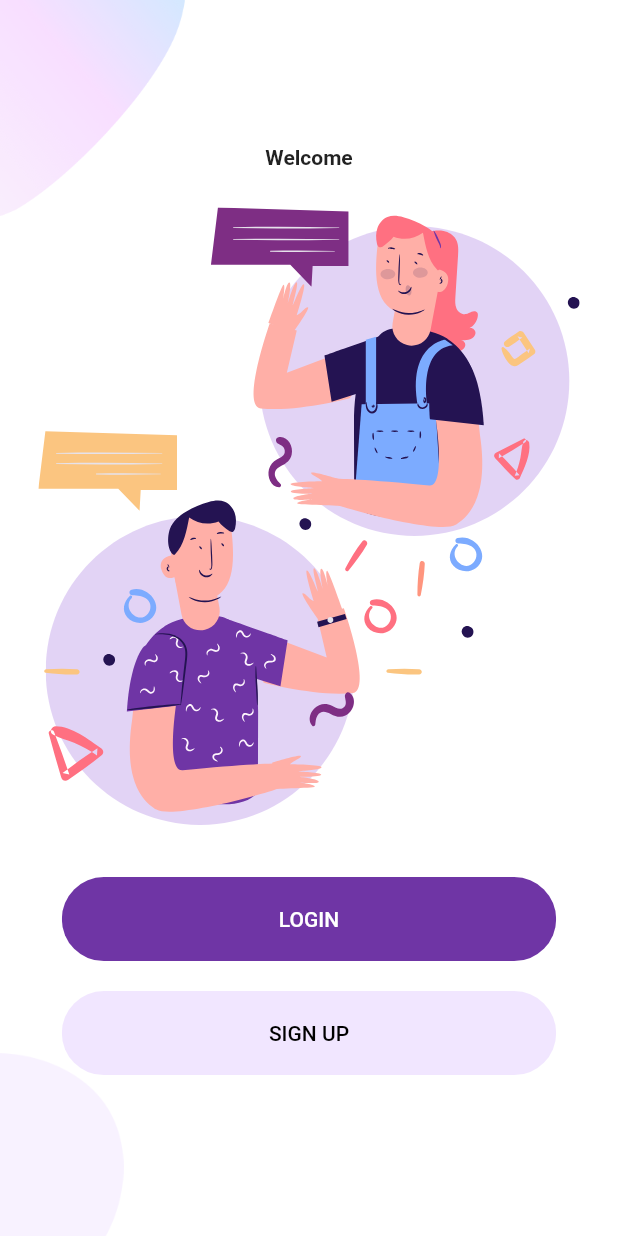
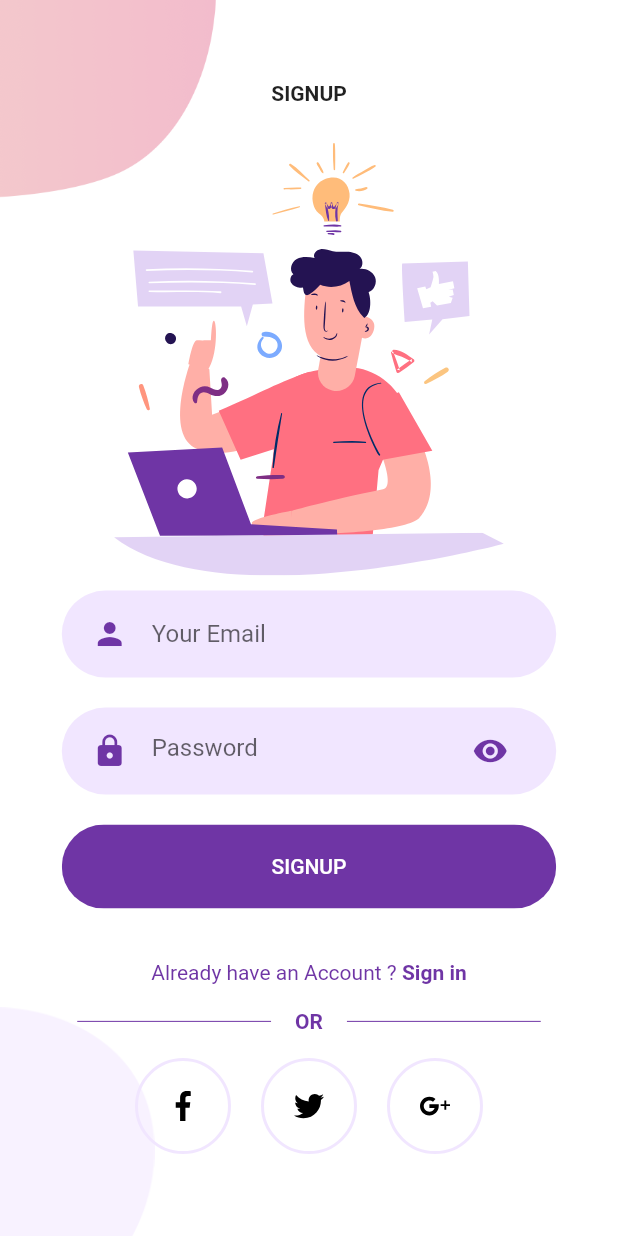
Before and after one commit to furkanogutcu/flutter_login_signup_form_app, a Flutter app: the screen it shows after launch, after a tap on "SIGN UP", on a phone screen of 412 x 824 dp. Run offline on Flutter 3.47's test engine with Material 2 defaults, Android fonts, the phone set to English and light mode, and no system bars; our stand-ins replace flutter_svg.

Commit message:
Add Signup Screen

```diff
--- a/lib/components/already_have_an_account_check.dart
+++ b/lib/components/already_have_an_account_check.dart
@@ -16,9 +16,9 @@ class AlreadyHaveAnAccountCheck extends StatelessWidget {
     return Row(
       mainAxisAlignment: MainAxisAlignment.center,
       children: <Widget>[
-        const Text(
-          "Don't have an Account ? ",
-          style: TextStyle(color: appPrimaryColor),
+        Text(
+          login ? "Don't have an Account ? " : "Already have an Account ? ",
+          style: const TextStyle(color: appPrimaryColor),
         ),
         GestureDetector(
           onTap: onPress,
--- a/lib/screens/login/components/body.dart
+++ b/lib/screens/login/components/body.dart
@@ -4,6 +4,7 @@ import 'package:flutter_login_signup_form_app/components/rounded_button.dart';
 import 'package:flutter_login_signup_form_app/components/rounded_input_field.dart';
 import 'package:flutter_login_signup_form_app/components/rounded_password_field.dart';
 import 'package:flutter_login_signup_form_app/screens/login/components/background.dart';
+import 'package:flutter_login_signup_form_app/screens/signup/signup_screen.dart';
 import 'package:flutter_svg/flutter_svg.dart';
 
 class Body extends StatelessWidget {
@@ -15,6 +16,7 @@ class Body extends StatelessWidget {
   Widget build(BuildContext context) {
     Size size = MediaQuery.of(context).size;
     return Background(
+      child: SingleChildScrollView(
         child: Column(
           mainAxisAlignment: MainAxisAlignment.center,
           children: <Widget>[
@@ -42,9 +44,19 @@ class Body extends StatelessWidget {
               height: size.height * 0.03,
             ),
             AlreadyHaveAnAccountCheck(
-            onPress: () {},
+              onPress: () {
+                Navigator.push(
+                  context,
+                  MaterialPageRoute(
+                    builder: (context) {
+                      return SignUpScreen();
+                    },
+                  ),
+                );
+              },
             )
           ],
+        ),
       ),
     );
   }
--- /dev/null
+++ b/lib/screens/signup/components/background.dart
@@ -0,0 +1,37 @@
+import 'package:flutter/material.dart';
+
+class Background extends StatelessWidget {
+  final Widget child;
+
+  const Background({
+    Key? key,
+    required this.child,
+  }) : super(key: key);
+
+  @override
+  Widget build(BuildContext context) {
+    Size size = MediaQuery.of(context).size;
+    return Container(
+      height: size.height,
+      width: double.infinity,
+      child: Stack(
+        alignment: Alignment.center,
+        children: <Widget>[
+          Positioned(
+            top: 0,
+            left: 0,
+            child: Image.asset("assets/images/signup_top.png"),
+            width: size.width * 0.35,
+          ),
+          Positioned(
+            bottom: 0,
+            left: 0,
+            child: Image.asset("assets/images/main_bottom.png"),
+            width: size.width * 0.25,
+          ),
+          child,
+        ],
+      ),
+    );
+  }
+}
--- /dev/null
+++ b/lib/screens/signup/components/body.dart
@@ -0,0 +1,81 @@
+import 'package:flutter/material.dart';
+import 'package:flutter_login_signup_form_app/components/already_have_an_account_check.dart';
+import 'package:flutter_login_signup_form_app/components/rounded_button.dart';
+import 'package:flutter_login_signup_form_app/components/rounded_input_field.dart';
+import 'package:flutter_login_signup_form_app/components/rounded_password_field.dart';
+import 'package:flutter_login_signup_form_app/screens/login/login_screen.dart';
+import 'package:flutter_login_signup_form_app/screens/signup/components/background.dart';
+import 'package:flutter_login_signup_form_app/screens/signup/components/or_divider.dart';
+import 'package:flutter_login_signup_form_app/screens/signup/components/social_icon.dart';
+import 'package:flutter_svg/flutter_svg.dart';
+
+class Body extends StatelessWidget {
+  final Widget child;
+
+  const Body({Key? key, required this.child}) : super(key: key);
+
+  @override
+  Widget build(BuildContext context) {
+    Size size = MediaQuery.of(context).size;
+    return Background(
+      child: SingleChildScrollView(
+        child: Column(
+          mainAxisAlignment: MainAxisAlignment.center,
+          children: <Widget>[
+            const Text(
+              "SIGNUP",
+              style: TextStyle(fontWeight: FontWeight.bold),
+            ),
+            SizedBox(
+              height: size.height * 0.03,
+            ),
+            SvgPicture.asset(
+              "assets/icons/signup.svg",
+              height: size.height * 0.35,
+            ),
+            RoundedInputField(
+                hintText: "Your Email",
+                icon: Icons.person,
+                onChanged: (value) {}),
+            RoundedPasswordField(onChanged: (value) {}),
+            RoundedButton(buttonText: "SIGNUP", onPress: () {}),
+            SizedBox(
+              height: size.height * 0.03,
+            ),
+            AlreadyHaveAnAccountCheck(
+              login: false,
+              onPress: () {
+                Navigator.push(
+                  context,
+                  MaterialPageRoute(
+                    builder: (context) {
+                      return LoginScreen();
+                    },
+                  ),
+                );
+              },
+            ),
+            OrDivider(),
+            Row(
+              mainAxisAlignment: MainAxisAlignment.center,
+              children: <Widget>[
+                SocialIcon(
+                  iconSource: "assets/icons/facebook.svg",
+                  onPress: () {},
+                ),
+                SocialIcon(
+                  iconSource: "assets/icons/twitter.svg",
+                  onPress: () {},
+                ),
+                SocialIcon(
+                  iconSource: "assets/icons/google-plus.svg",
+                  onPress: () {},
+                )
+              ],
+            )
+          ],
+        ),
+      ),
+    );
+  }
+}
--- /dev/null
+++ b/lib/screens/signup/components/or_divider.dart
@@ -0,0 +1,35 @@
+import 'package:flutter/material.dart';
+import 'package:flutter_login_signup_form_app/constants.dart';
+
+class OrDivider extends StatelessWidget {
+  @override
+  Widget build(BuildContext context) {
+    Size size = MediaQuery.of(context).size;
+    return Container(
+      margin: EdgeInsets.symmetric(vertical: size.height * 0.02),
+      width: size.width * 0.75,
+      child: Row(
+        children: <Widget>[
+          buildDivider(),
+          const Padding(
+            padding: EdgeInsets.symmetric(horizontal: 16),
+            child: Text("OR",
+                style: TextStyle(
+                  color: appPrimaryColor,
+                  fontWeight: FontWeight.w600,
+                )),
+          ),
+          buildDivider(),
+        ],
+      ),
+    );
+  }
+
+  Expanded buildDivider() {
+    return const Expanded(
+        child: Divider(
+      color: appPrimaryColor,
+      height: 1.5,
+    ));
+  }
+}
--- /dev/null
+++ b/lib/screens/signup/components/social_icon.dart
@@ -0,0 +1,36 @@
+import 'package:flutter/material.dart';
+import 'package:flutter_login_signup_form_app/constants.dart';
+import 'package:flutter_svg/flutter_svg.dart';
+
+class SocialIcon extends StatelessWidget {
+  final String iconSource;
+  final void Function() onPress;
+
+  const SocialIcon({
+    Key? key,
+    required this.iconSource,
+    required this.onPress,
+  }) : super(key: key);
+
+  @override
+  Widget build(BuildContext context) {
+    return GestureDetector(
+      onTap: onPress,
+      child: Container(
+        margin: const EdgeInsets.symmetric(horizontal: 10),
+        padding: const EdgeInsets.all(20),
+        decoration: BoxDecoration(
+            border: Border.all(
+              width: 2,
+              color: appPrimaryLightColor,
+            ),
+            shape: BoxShape.circle),
+        child: SvgPicture.asset(
+          iconSource,
+          height: 20,
+          width: 20,
+        ),
+      ),
+    );
+  }
+}
--- /dev/null
+++ b/lib/screens/signup/signup_screen.dart
@@ -0,0 +1,13 @@
+import 'package:flutter/material.dart';
+import 'package:flutter_login_signup_form_app/screens/signup/components/body.dart';
+
+class SignUpScreen extends StatelessWidget {
+  @override
+  Widget build(BuildContext context) {
+    return Scaffold(
+      body: Body(
+        child: Column(),
+      ),
+    );
+  }
+}
--- a/lib/screens/welcome/components/body.dart
+++ b/lib/screens/welcome/components/body.dart
@@ -2,6 +2,7 @@ import 'package:flutter/material.dart';
 import 'package:flutter_login_signup_form_app/components/rounded_button.dart';
 import 'package:flutter_login_signup_form_app/constants.dart';
 import 'package:flutter_login_signup_form_app/screens/login/login_screen.dart';
+import 'package:flutter_login_signup_form_app/screens/signup/signup_screen.dart';
 import 'package:flutter_login_signup_form_app/screens/welcome/components/background.dart';
 import 'package:flutter_svg/flutter_svg.dart';
 
@@ -45,7 +46,16 @@ class Body extends StatelessWidget {
               buttonText: "SIGN UP",
               backColor: appPrimaryLightColor,
               textColor: Colors.black,
-              onPress: () {},
+              onPress: () {
+                Navigator.push(
+                  context,
+                  MaterialPageRoute(
+                    builder: (context) {
+                      return SignUpScreen();
+                    },
+                  ),
+                );
+              },
             ),
           ],
         ),
```
Lines whose indentation alone changed are shown as unchanged.
